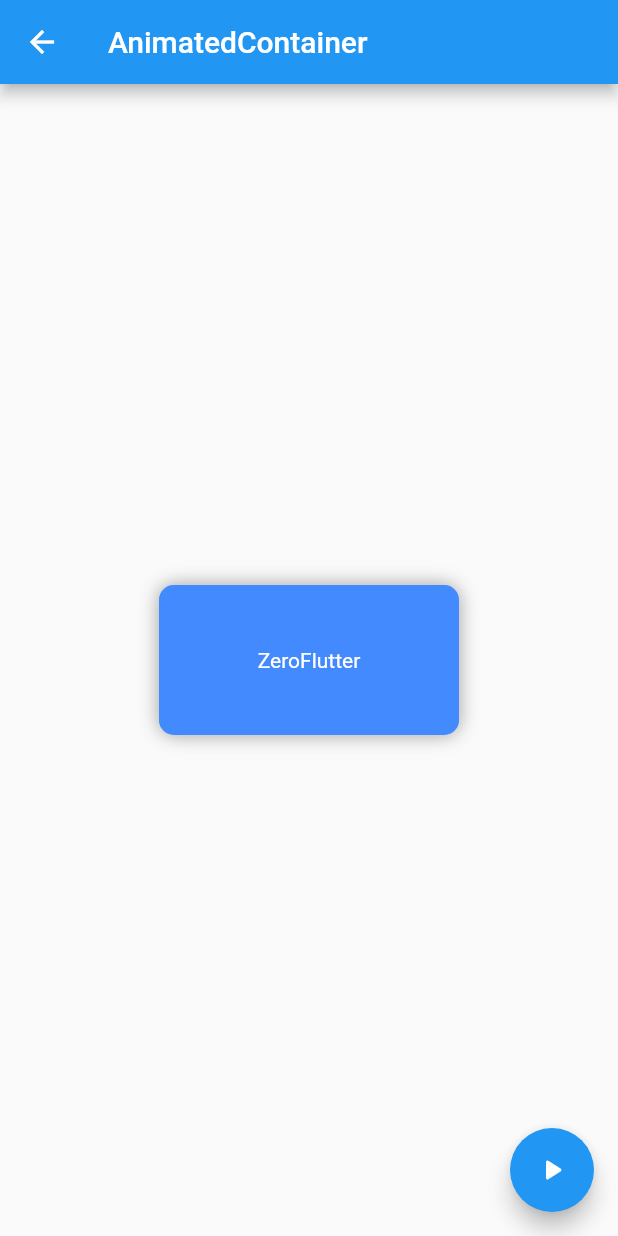
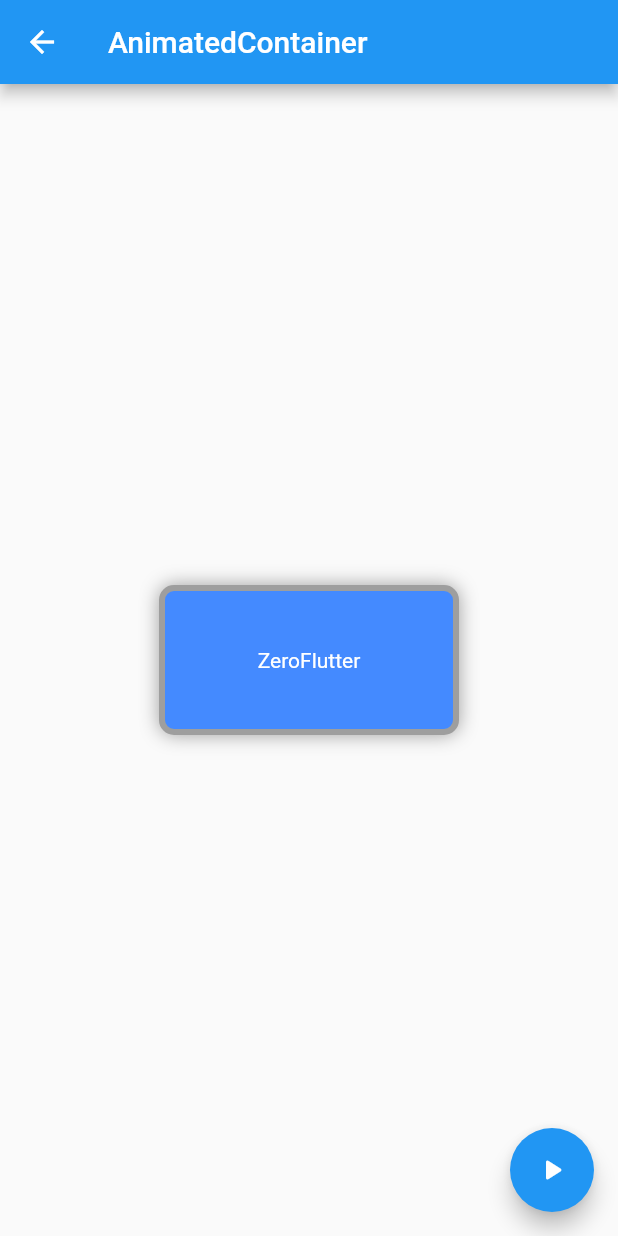
Before and after one commit to BytesZero/flutter_widgets, a Flutter app: the AnimatedContainerPage screen opened directly, on a phone screen of 412 x 824 dp. Run offline on Flutter 3.47's test engine with Material 2 defaults, Android fonts, the phone set to English and light mode, and no system bars.

Commit message:
1、增加边框颜色

```diff
--- a/lib/widgets/01_animated_container.dart
+++ b/lib/widgets/01_animated_container.dart
@@ -18,6 +18,7 @@ class _AnimatedContainerPageState extends State<AnimatedContainerPage> {
   Color color = Colors.blueAccent;
   Alignment alignment = Alignment.center;
   double borderWidth = 4;
+  Color borderColor = Colors.grey;
   double radius = 10;
 
   @override
@@ -56,7 +57,7 @@ class _AnimatedContainerPageState extends State<AnimatedContainerPage> {
                 color: color,
                 border: Border.all(
                   width: borderWidth,
-                  color: color.withOpacity(0.4),
+                  color: borderColor,
                 ),
                 borderRadius: BorderRadius.circular(radius),
                 boxShadow: [
@@ -104,6 +105,7 @@ class _AnimatedContainerPageState extends State<AnimatedContainerPage> {
     this.padding = padding.toDouble();
     this.color = Color.fromARGB(255, r, g, b);
     this.alignment = Alignment(x - 1, y - 1);
+    this.borderColor = Color.fromARGB(255, ~r, ~g, ~b);
     this.borderWidth = borderWidth.toDouble();
     this.radius = radius.toDouble();
     setState(() {});
```
